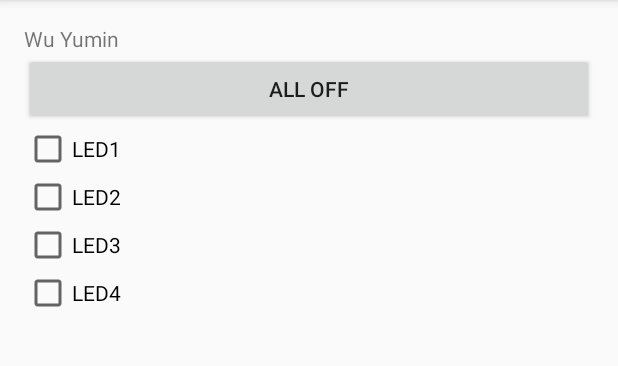
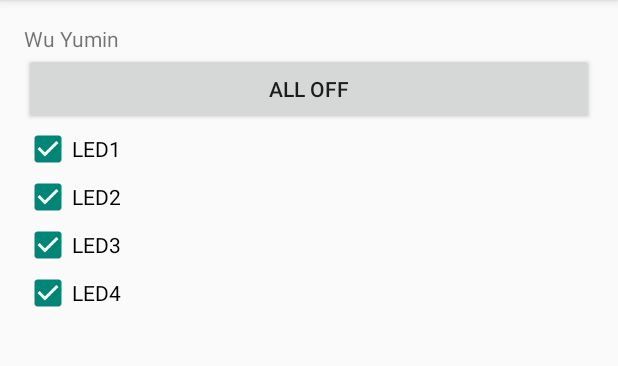
Before and after one commit to Hf-Yumin/APP_0001_LEDDemo, an Android app: the screen it shows after launch (MainActivity), after a tap on "ALL ON", on a phone screen of 412 x 824 dp, the part 84-450 px from its top. Run offline under Robolectric (Android 15) with nearby library versions, the phone set to English and light mode, and no system bars.

```diff
--- a/app/src/main/java/com/example/wuyum/app_0001_leddemo/MainActivity.java
+++ b/app/src/main/java/com/example/wuyum/app_0001_leddemo/MainActivity.java
@@ -6,12 +6,17 @@ import android.view.Menu;
 import android.view.MenuItem;
 import android.widget.Button;
 import android.view.View;
+import android.widget.CheckBox;
 
 
 public class MainActivity extends AppCompatActivity {
 
     private boolean ledon = false;
     private Button button = null;
+    private CheckBox checkBoxLed1 = null;
+    private CheckBox checkBoxLed2 = null;
+    private CheckBox checkBoxLed3 = null;
+    private CheckBox checkBoxLed4 = null;
 
     class MyButtonListener implements View.OnClickListener {
         @Override
@@ -19,9 +24,22 @@ public class MainActivity extends AppCompatActivity {
             // Perform action on click
             ledon = !ledon;
             if(ledon)
+            {
                 button.setText("ALL OFF");
+                checkBoxLed1.setChecked(true);
+                checkBoxLed2.setChecked(true);
+                checkBoxLed3.setChecked(true);
+                checkBoxLed4.setChecked(true);
+
+            }
             else
+            {
                 button.setText("ALL ON");
+                checkBoxLed1.setChecked(false);
+                checkBoxLed2.setChecked(false);
+                checkBoxLed3.setChecked(false);
+                checkBoxLed4.setChecked(false);
+            }
         }
     }
 
@@ -31,6 +49,10 @@ public class MainActivity extends AppCompatActivity {
         setContentView(R.layout.activity_main);
 
         button = (Button) findViewById(R.id.BUTTON);
+        checkBoxLed1 = (CheckBox) findViewById(R.id.LED1);
+        checkBoxLed2 = (CheckBox) findViewById(R.id.LED2);
+        checkBoxLed3 = (CheckBox) findViewById(R.id.LED3);
+        checkBoxLed4 = (CheckBox) findViewById(R.id.LED4);
 
         button.setOnClickListener(new MyButtonListener());
         /*
--- a/app/src/main/res/layout/activity_main.xml
+++ b/app/src/main/res/layout/activity_main.xml
@@ -18,24 +18,28 @@
         />
 
     <CheckBox
+        android:id = "@+id/LED1"
         android:layout_width="fill_parent"
         android:layout_height="wrap_content"
         android:text="LED1"
         />
 
     <CheckBox
+        android:id = "@+id/LED2"
         android:layout_width="fill_parent"
         android:layout_height="wrap_content"
         android:text="LED2"
         />
 
     <CheckBox
+        android:id = "@+id/LED3"
         android:layout_width="fill_parent"
         android:layout_height="wrap_content"
         android:text="LED3"
         />
 
     <CheckBox
+        android:id = "@+id/LED4"
         android:layout_width="fill_parent"
         android:layout_height="wrap_content"
         android:text="LED4"
```
